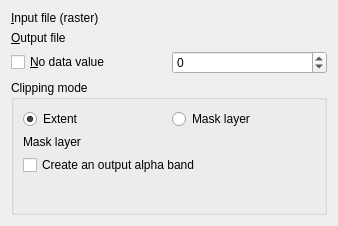
First picture: the form in python/plugins/GdalTools/tools/widgetClipper.ui, repository qgis/QGIS, before the edit.
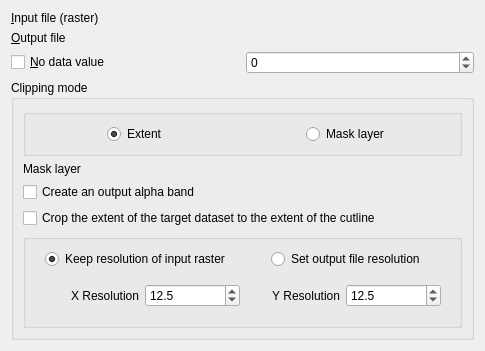
Second picture: the form after the edit. Custom widgets are drawn as their Qt base class.

Commit message: Adds the -crop_to_cutline parameter as optional to fix the gdalwarp deviation described in #4530. Option added to Clipper tool from GdalTools and Processing. It also adds the -tr xres yres parameter to GdalTools Clipper tool. Also get the original raster resolution.

What changed in the file:
```diff
--- a/python/plugins/GdalTools/tools/widgetClipper.ui
+++ b/python/plugins/GdalTools/tools/widgetClipper.ui
@@ -6,8 +6,8 @@
    <rect>
     <x>0</x>
     <y>0</y>
-    <width>338</width>
-    <height>226</height>
+    <width>485</width>
+    <height>341</height>
    </rect>
   </property>
   <property name="sizePolicy">
@@ -22,6 +22,16 @@
   <layout class="QVBoxLayout" name="verticalLayout">
    <item>
     <layout class="QGridLayout" name="gridLayout">
+     <item row="0" column="0">
+      <widget class="QLabel" name="label_3">
+       <property name="text">
+        <string>&amp;Input file (raster)</string>
+       </property>
+       <property name="buddy">
+        <cstring>inSelector</cstring>
+       </property>
+      </widget>
+     </item>
      <item row="1" column="0">
       <widget class="QLabel" name="label_2">
        <property name="text">
@@ -32,12 +42,11 @@
        </property>
       </widget>
      </item>
-     <item row="2" column="0">
-      <widget class="QCheckBox" name="noDataCheck">
-       <property name="text">
-        <string>&amp;No data value</string>
-       </property>
-      </widget>
+     <item row="0" column="1">
+      <widget class="GdalToolsInOutSelector" name="inSelector" native="true"/>
+     </item>
+     <item row="1" column="1">
+      <widget class="GdalToolsInOutSelector" name="outSelector" native="true"/>
      </item>
      <item row="2" column="1">
       <widget class="QSpinBox" name="noDataSpin">
@@ -49,22 +58,13 @@
        </property>
       </widget>
      </item>
-     <item row="0" column="0">
-      <widget class="QLabel" name="label_3">
+     <item row="2" column="0">
+      <widget class="QCheckBox" name="noDataCheck">
        <property name="text">
-        <string>&amp;Input file (raster)</string>
-       </property>
-       <property name="buddy">
-        <cstring>inSelector</cstring>
+        <string>&amp;No data value</string>
        </property>
       </widget>
      </item>
-     <item row="1" column="1">
-      <widget class="GdalToolsInOutSelector" name="outSelector" native="true"/>
-     </item>
-     <item row="0" column="1">
-      <widget class="GdalToolsInOutSelector" name="inSelector" native="true"/>
-     </item>
     </layout>
    </item>
    <item>
@@ -73,23 +73,6 @@
       <string>Clipping mode</string>
      </property>
      <layout class="QGridLayout" name="gridLayout_2">
-      <item row="0" column="0">
-       <widget class="QRadioButton" name="extentModeRadio">
-        <property name="text">
-         <string>Extent</string>
-        </property>
-        <property name="checked">
-         <bool>true</bool>
-        </property>
-       </widget>
-      </item>
-      <item row="0" column="1">
-       <widget class="QRadioButton" name="maskModeRadio">
-        <property name="text">
-         <string>Mask layer</string>
-        </property>
-       </widget>
-      </item>
       <item row="1" column="0" colspan="2">
        <widget class="QStackedWidget" name="modeStackedWidget">
         <property name="currentIndex">
@@ -97,7 +80,16 @@
         </property>
         <widget class="QWidget" name="page">
          <layout class="QGridLayout" name="gridLayout_3">
-          <property name="margin">
+          <property name="leftMargin">
+           <number>0</number>
+          </property>
+          <property name="topMargin">
+           <number>0</number>
+          </property>
+          <property name="rightMargin">
+           <number>0</number>
+          </property>
+          <property name="bottomMargin">
            <number>0</number>
           </property>
           <item row="0" column="0">
@@ -107,10 +99,151 @@
         </widget>
         <widget class="QWidget" name="page_2">
          <layout class="QGridLayout" name="gridLayout_4">
-          <property name="margin">
+          <property name="leftMargin">
            <number>0</number>
           </property>
+          <property name="topMargin">
+           <number>0</number>
+          </property>
+          <property name="rightMargin">
+           <number>0</number>
+          </property>
+          <property name="bottomMargin">
+           <number>0</number>
+          </property>
+          <item row="0" column="1">
+           <widget class="GdalToolsInOutSelector" name="maskSelector" native="true"/>
+          </item>
           <item row="2" column="0">
+           <widget class="QCheckBox" name="cropToCutlineCheck">
+            <property name="text">
+             <string>Crop the extent of the target dataset to the extent of the cutline</string>
+            </property>
+           </widget>
+          </item>
+          <item row="1" column="0">
+           <widget class="QCheckBox" name="alphaBandCheck">
+            <property name="text">
+             <string>Create an output alpha band</string>
+            </property>
+           </widget>
+          </item>
+          <item row="0" column="0">
+           <widget class="QLabel" name="label">
+            <property name="text">
+             <string>Mask layer</string>
+            </property>
+           </widget>
+          </item>
+          <item row="3" column="0" rowspan="5" colspan="2">
+           <widget class="QGroupBox" name="gridGroupBox">
+            <layout class="QGridLayout" name="gridLayout_7">
+             <item row="0" column="1" alignment="Qt::AlignHCenter">
+              <widget class="QRadioButton" name="setResolutionRadio">
+               <property name="text">
+                <string>Set output file resolution</string>
+               </property>
+              </widget>
+             </item>
+             <item row="1" column="0" colspan="2">
+              <widget class="QStackedWidget" name="resolutionStackedWidget">
+               <property name="currentIndex">
+                <number>1</number>
+               </property>
+               <widget class="QWidget" name="page_3"/>
+               <widget class="QWidget" name="resolutionWidget">
+                <layout class="QGridLayout" name="gridLayout_5" columnstretch="0,0,0,0,0">
+                 <property name="leftMargin">
+                  <number>9</number>
+                 </property>
+                 <property name="topMargin">
+                  <number>9</number>
+                 </property>
+                 <property name="rightMargin">
+                  <number>9</number>
+                 </property>
+                 <property name="bottomMargin">
+                  <number>9</number>
+                 </property>
+                 <item row="0" column="4">
+                  <widget class="QDoubleSpinBox" name="yRes">
+                   <property name="decimals">
+                    <number>1</number>
+                   </property>
+                   <property name="minimum">
+                    <double>0.100000000000000</double>
+                   </property>
+                   <property name="maximum">
+                    <double>999999.000000000000000</double>
+                   </property>
+                   <property name="singleStep">
+                    <double>0.100000000000000</double>
+                   </property>
+                   <property name="value">
+                    <double>12.500000000000000</double>
+                   </property>
+                  </widget>
+                 </item>
+                 <item row="0" column="2">
+                  <widget class="QDoubleSpinBox" name="xRes">
+                   <property name="decimals">
+                    <number>1</number>
+                   </property>
+                   <property name="minimum">
+                    <double>0.100000000000000</double>
+                   </property>
+                   <property name="maximum">
+                    <double>999999.000000000000000</double>
+                   </property>
+                   <property name="singleStep">
+                    <double>0.100000000000000</double>
+                   </property>
+                   <property name="value">
+                    <double>12.500000000000000</double>
+                   </property>
+                  </widget>
+                 </item>
+                 <item row="0" column="3">
+                  <widget class="QLabel" name="label_5">
+                   <property name="text">
+                    <string>Y Resolution</string>
+                   </property>
+                   <property name="alignment">
+                    <set>Qt::AlignRight|Qt::AlignTrailing|Qt::AlignVCenter</set>
+                   </property>
+                  </widget>
+                 </item>
+                 <item row="0" column="1">
+                  <widget class="QLabel" name="label_4">
+                   <property name="layoutDirection">
+                    <enum>Qt::LeftToRight</enum>
+                   </property>
+                   <property name="text">
+                    <string>X Resolution</string>
+                   </property>
+                   <property name="alignment">
+                    <set>Qt::AlignRight|Qt::AlignTrailing|Qt::AlignVCenter</set>
+                   </property>
+                  </widget>
+                 </item>
+                </layout>
+               </widget>
+              </widget>
+             </item>
+             <item row="0" column="0" alignment="Qt::AlignHCenter">
+              <widget class="QRadioButton" name="keepResolutionRadio">
+               <property name="text">
+                <string>Keep resolution of input raster</string>
+               </property>
+               <property name="checked">
+                <bool>true</bool>
+               </property>
+              </widget>
+             </item>
+            </layout>
+           </widget>
+          </item>
+          <item row="10" column="0" colspan="2">
            <spacer name="verticalSpacer">
             <property name="orientation">
              <enum>Qt::Vertical</enum>
@@ -123,27 +256,39 @@
             </property>
            </spacer>
           </item>
-          <item row="0" column="0">
-           <widget class="QLabel" name="label">
-            <property name="text">
-             <string>Mask layer</string>
-            </property>
-           </widget>
-          </item>
-          <item row="0" column="1">
-           <widget class="GdalToolsInOutSelector" name="maskSelector" native="true"/>
-          </item>
-          <item row="1" column="0">
-           <widget class="QCheckBox" name="alphaBandCheck">
-            <property name="text">
-             <string>Create an output alpha band</string>
-            </property>
-           </widget>
-          </item>
          </layout>
         </widget>
        </widget>
       </item>
+      <item row="0" column="0" colspan="2">
+       <widget class="QGroupBox" name="groupBox">
+        <property name="title">
+         <string/>
+        </property>
+        <layout class="QHBoxLayout" name="horizontalLayout">
+         <item alignment="Qt::AlignHCenter|Qt::AlignVCenter">
+          <widget class="QRadioButton" name="extentModeRadio">
+           <property name="text">
+            <string>Extent</string>
+           </property>
+           <property name="checked">
+            <bool>true</bool>
+           </property>
+          </widget>
+         </item>
+         <item alignment="Qt::AlignHCenter|Qt::AlignVCenter">
+          <widget class="QRadioButton" name="maskModeRadio">
+           <property name="layoutDirection">
+            <enum>Qt::LeftToRight</enum>
+           </property>
+           <property name="text">
+            <string>Mask layer</string>
+           </property>
+          </widget>
+         </item>
+        </layout>
+       </widget>
+      </item>
      </layout>
     </widget>
    </item>
```
The commit also changes 3 other files.
